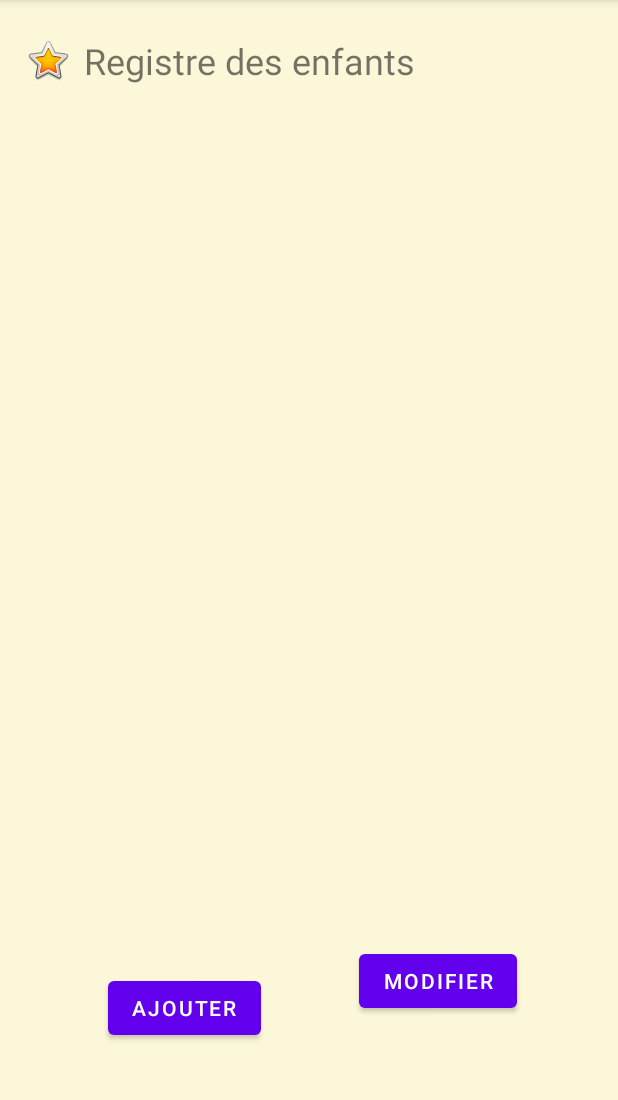
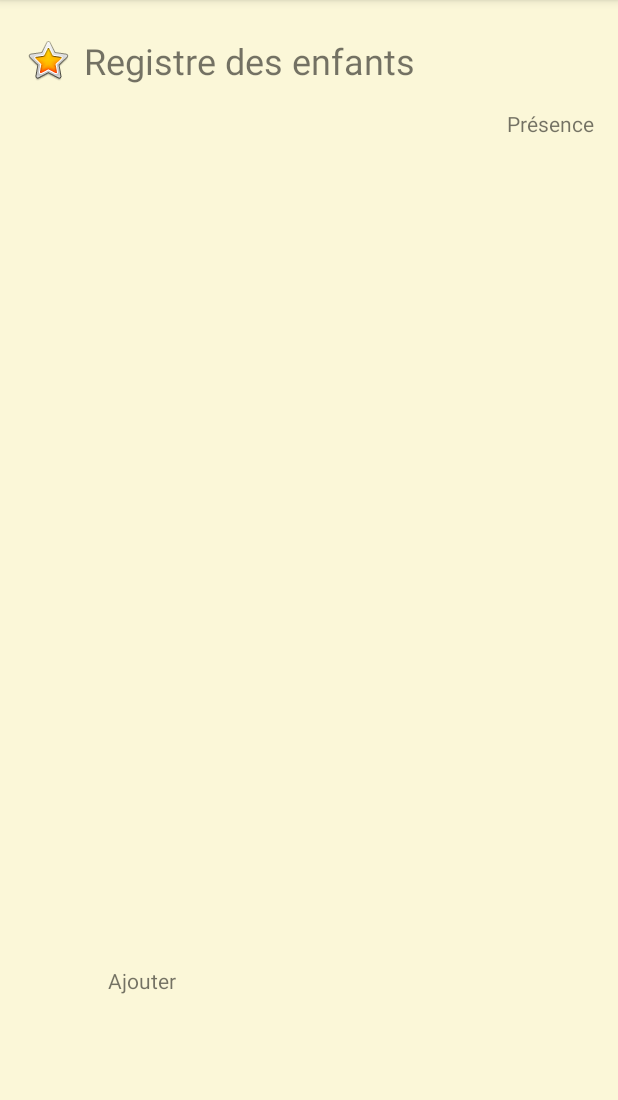
Before and after one commit to PolyYann/Gesthalte, an Android app: the RegistreActivity screen opened directly, with no data from a screen before it, on a phone screen of 412 x 824 dp, the part 84-1184 px from its top. Run offline under Robolectric (Android 15) with nearby library versions, the phone set to English and light mode, and no system bars.

Commit message:
modifier enfant a tester

```diff
--- a/app/src/main/java/com/lebeau/gesthalte/RegistreActivity.java
+++ b/app/src/main/java/com/lebeau/gesthalte/RegistreActivity.java
@@ -10,28 +10,31 @@ import android.view.MenuItem;
 import android.view.View;
 import android.widget.AdapterView;
 import android.widget.CheckBox;
-import android.widget.SimpleAdapter;
+import android.widget.TextView;
 import android.widget.Toast;
 
 import java.util.ArrayList;
 import java.util.HashMap;
 
+import model.CheckedEnfant;
+import model.CustomListAdapter;
 import model.DBAdapter;
 import model.Enfant;
 import model.RegistreEnfants;
 
 public class RegistreActivity extends AppCompatActivity {
  private Intent monIntent;
- private SimpleAdapter simpleAdapter;
+ private CustomListAdapter customListAdapter;
  private AdapterView listViewRegistre;
  private CheckBox chkPresent;
+ private TextView lblEnfantNom;
     private DBAdapter dbAdapter;
-    private ArrayList<HashMap<String, String>> listeChampsRegistre = new ArrayList<>();
+
     @Override
     protected void onCreate(Bundle savedInstanceState) {
         super.onCreate(savedInstanceState);
         setContentView(R.layout.activity_registre);
-        setListener();
+//        setListener();
         setWigets();
     }
 
@@ -47,16 +50,20 @@ public class RegistreActivity extends AppCompatActivity {
         monIntent = getIntent();
         listViewRegistre = findViewById(R.id.listViewRegistre);
         chkPresent = findViewById(R.id.chkPresent);
-        for(Enfant e : RegistreEnfants.getInstance().getEnfants()){
+        lblEnfantNom = findViewById(R.id.lblEnfantNom);
+        String[] from = {"nomComplet", "present"};
+        ArrayList<CheckedEnfant> listEnfants = new ArrayList<>();
+        int[] to = {R.id.lblEnfantNom, R.id.chkPresent};
+
+
+        //liste des enfants avec ou sans checked
+        for(Enfant e : RegistreEnfants.getInstance().getEnfants(this)){
             String nomComplet = e.getPrenom() + " " + e.getNom();
-            if(e.isPresent()) {
-               chkPresent = findViewById(R.id.chkPresent);
-               chkPresent.isChecked();
-            }
-
+            CheckedEnfant chkEnfant = new CheckedEnfant(nomComplet, e.isPresent());
+           listEnfants.add(chkEnfant);
         }
-
-        listViewRegistre.setAdapter(simpleAdapter);
+        customListAdapter = new CustomListAdapter(this, listEnfants);
+          listViewRegistre.setAdapter(customListAdapter);
     }
 
     @Override
@@ -96,6 +103,7 @@ public class RegistreActivity extends AppCompatActivity {
 
     public void onCheckboxClick(View view) {
         boolean checked = ((CheckBox) view).isChecked();
+
         switch (view.getId()) {
 
             case R.id.chkPresent:
--- /dev/null
+++ b/app/src/main/java/model/CustomListAdapter.java
@@ -0,0 +1,48 @@
+package model;
+
+import android.content.Context;
+import android.view.LayoutInflater;
+import android.view.View;
+import android.view.ViewGroup;
+import android.widget.ArrayAdapter;
+import android.widget.CheckBox;
+import android.widget.TextView;
+
+import androidx.annotation.NonNull;
+import androidx.annotation.Nullable;
+
+import com.lebeau.gesthalte.R;
+import com.lebeau.gesthalte.RegistreActivity;
+
+import java.util.ArrayList;
+
+public class CustomListAdapter extends ArrayAdapter<CheckedEnfant> {
+    private ArrayList<CheckedEnfant> listEnfant;
+    private Context context;
+
+    public CustomListAdapter(Context context, ArrayList<CheckedEnfant> listEnfants) {
+        super(context, R.layout.enfant_list, listEnfants);
+        this.listEnfant = listEnfants;
+        this.context = context;
+
+    }
+
+
+
+    private class ViewHolder {
+        TextView lblEnfantNom;
+        CheckBox chkPresent;
+    }
+
+    @NonNull
+    @Override
+    public View getView(int position, @Nullable View convertView, @NonNull ViewGroup parent) {
+        LayoutInflater inflater = (LayoutInflater) getContext().getSystemService(Context.LAYOUT_INFLATER_SERVICE);
+        View rowView = inflater.inflate(R.layout.activity_registre, parent, false);
+        TextView lblEnfantNom = rowView.findViewById(R.id.lblEnfantNom);
+        CheckBox chkPresent = rowView.findViewById(R.id.chkPresent);
+        lblEnfantNom.setText(listEnfant.get(position).getNomComplet());
+        chkPresent.setChecked(listEnfant.get(position).isPresent());
+        return rowView;
+    }
+}
--- a/app/src/main/java/model/RegistreEnfants.java
+++ b/app/src/main/java/model/RegistreEnfants.java
@@ -1,4 +1,6 @@
 package model;
+
+import android.content.Context;
 
 import java.util.ArrayList;
 import java.util.List;
@@ -25,7 +27,9 @@ public class RegistreEnfants {
     public Enfant afficherEnfant(int id) {
         return listEnfants.get(id);
     }
-    public List<Enfant> getEnfants() {
+    public List<Enfant> getEnfants(Context context) {
+        DBAdapter dbAdapter = new DBAdapter(context);
+         dbAdapter.afficherEnfants();
         return listEnfants;
     }
 
--- a/app/src/main/res/layout/activity_registre.xml
+++ b/app/src/main/res/layout/activity_registre.xml
@@ -40,34 +40,29 @@
         app:layout_constraintEnd_toEndOf="parent"
         app:layout_constraintHorizontal_bias="0.0"
         app:layout_constraintStart_toStartOf="parent"
-        app:layout_constraintTop_toBottomOf="@+id/textView"
-        app:layout_constraintVertical_bias="1.0" />
+        app:layout_constraintTop_toBottomOf="@+id/textView2" />
 
-    <Button
-        android:id="@+id/btnRegAjout"
+    <TextView
+        android:id="@+id/textView2"
         android:layout_width="wrap_content"
         android:layout_height="wrap_content"
         android:layout_marginStart="72dp"
         android:layout_marginTop="555dp"
         android:layout_marginBottom="72dp"
-        android:onClick="onRegAjouter"
+
         android:text="@string/add"
         app:layout_constraintBottom_toBottomOf="parent"
+
         app:layout_constraintStart_toStartOf="parent"
-        app:layout_constraintTop_toBottomOf="@+id/imageView"
-        app:layout_constraintVertical_bias="1.0" />
+        app:layout_constraintTop_toBottomOf="@+id/imageView" />
 
-    <Button
-        android:id="@+id/btnRegModifier"
+    <TextView
+        android:id="@+id/textView3"
         android:layout_width="wrap_content"
         android:layout_height="wrap_content"
-        android:layout_marginStart="70dp"
-        android:layout_marginTop="555dp"
-        android:layout_marginEnd="72dp"
-        android:layout_marginBottom="72dp"
-        android:onClick="onRegModifier"
-        android:text="@string/modifier"
-        app:layout_constraintBottom_toBottomOf="parent"
+        android:layout_marginTop="16dp"
+        android:layout_marginEnd="16dp"
+        android:text="Présence"
         app:layout_constraintEnd_toEndOf="parent"
         app:layout_constraintStart_toEndOf="@+id/btnRegAjout"
         app:layout_constraintTop_toBottomOf="@+id/textView" />
--- a/app/src/main/res/layout/enfant_list.xml
+++ b/app/src/main/res/layout/enfant_list.xml
@@ -16,7 +16,7 @@
             android:id="@+id/linear"
             android:layout_width="wrap_content"
             android:layout_height="wrap_content"
-            android:layout_weight="25"
+            android:layout_weight="75"
             android:orientation="vertical">
 
             <TextView
@@ -33,8 +33,7 @@
             android:layout_height="wrap_content"
             android:layout_weight="25"
             android:checked="false"
-            android:onClick="onCheckboxClick"
-            android:text="@string/presence" />
+            android:onClick="onCheckboxClick" />
 
     </LinearLayout>
 </androidx.constraintlayout.widget.ConstraintLayout>
```
Also changed, not shown: app/src/main/java/model/CheckedEnfant.java (added, +27 -0 lines).
